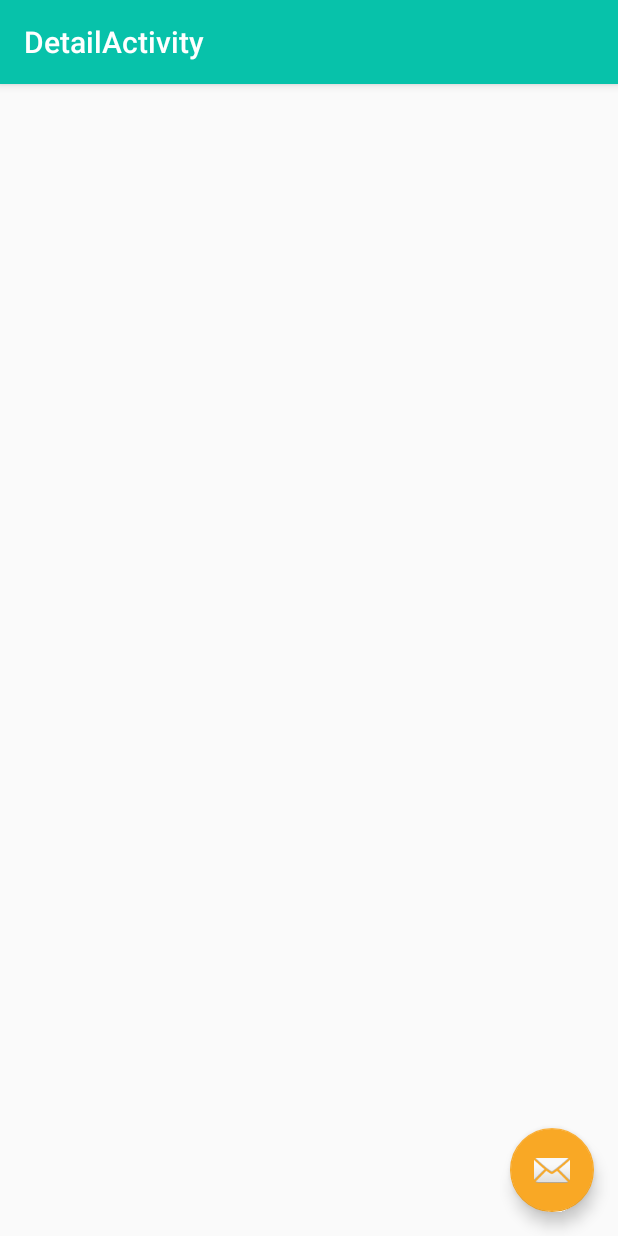
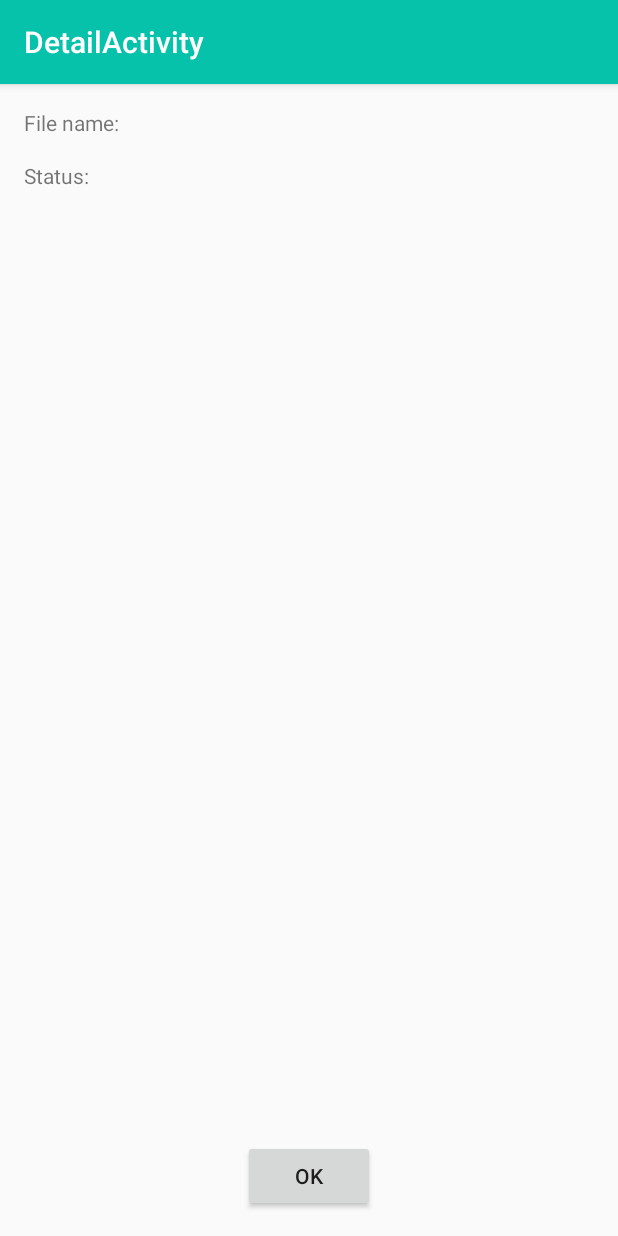
Before and after one commit to knutvalen/Load, an Android app: the DetailActivity screen opened directly, with no data from a screen before it, on a phone screen of 412 x 824 dp. Run offline under Robolectric (Android 15) with nearby library versions, the phone set to English and light mode, and no system bars; our stand-ins replace Timber.

Commit message:
Use MotionLayout in detail screen

```diff
--- a/app/src/main/java/com/udacity/DetailActivity.kt
+++ b/app/src/main/java/com/udacity/DetailActivity.kt
@@ -1,9 +1,11 @@
 package com.udacity
 
 import android.app.NotificationManager
+import android.graphics.Color
 import android.os.Bundle
 import androidx.appcompat.app.AppCompatActivity
 import kotlinx.android.synthetic.main.activity_detail.*
+import kotlinx.android.synthetic.main.content_detail.*
 import timber.log.Timber
 
 class DetailActivity : AppCompatActivity() {
@@ -17,9 +19,23 @@ class DetailActivity : AppCompatActivity() {
         notificationManager.cancelAll()
 
         val status = intent.getStringExtra("status")
+        Timber.i("status: $status")
         val repository = intent.getStringExtra("repository")
+        Timber.i("repository: $repository")
 
+        textView2.text = repository
 
+        val color = when (status) {
+            getString(R.string.success) -> getColor(R.color.colorPrimaryDark)
+            else -> Color.RED
+        }
+
+        textView4.setTextColor(color)
+        textView4.text = status
+
+        button.setOnClickListener {
+            finish()
+        }
     }
 
 }
--- a/app/src/main/java/com/udacity/LoadingButton.kt
+++ b/app/src/main/java/com/udacity/LoadingButton.kt
@@ -20,7 +20,6 @@ class LoadingButton @JvmOverloads constructor(
     private var heightSize = 0
     private val primaryColor = ContextCompat.getColorStateList(context, R.color.colorPrimary)?.defaultColor
     private val primaryDarkColor = ContextCompat.getColorStateList(context, R.color.colorPrimaryDark)?.defaultColor
-//    private val secondaryColor = ContextCompat.getColorStateList(context, R.color.colorAccent)?.defaultColor
     private val colorOnPrimary = ContextCompat.getColorStateList(context, R.color.white)?.defaultColor
     private lateinit var textFrame: Rect
     private var text = resources.getString(R.string.button_name)
@@ -102,6 +101,8 @@ class LoadingButton @JvmOverloads constructor(
         val textYPosition = heightSize / 2 + textFrame.height() / 2
 
         canvas?.drawText(text, textXPosition.toFloat(), textYPosition.toFloat(), paint)
+
+        //TODO: use drawArc() to draw circle
     }
 
     override fun onMeasure(widthMeasureSpec: Int, heightMeasureSpec: Int) {
--- a/app/src/main/java/com/udacity/MainActivity.kt
+++ b/app/src/main/java/com/udacity/MainActivity.kt
@@ -96,15 +96,15 @@ class MainActivity : AppCompatActivity() {
                     Timber.i("onReceive status: $status")
                     detailIntent.putExtra("status", status)
 
-                    val uri = when (cursor.getString(cursor.getColumnIndex(DownloadManager.COLUMN_URI))) {
-                        glideURL -> "Glide"
-                        loadURL -> "Load app"
-                        retrofitURL -> "Retrofit"
+                    val repository = when (cursor.getString(cursor.getColumnIndex(DownloadManager.COLUMN_URI))) {
+                        glideURL -> getString(R.string.glide)
+                        loadURL -> getString(R.string.app_name)
+                        retrofitURL -> getString(R.string.retrofit)
                         else -> null
                     }
 
-                    Timber.i("onReceive repository: $uri")
-                    detailIntent.putExtra("repository", uri)
+                    Timber.i("onReceive repository: $repository")
+                    detailIntent.putExtra("repository", repository)
                 }
             }
 
--- a/app/src/main/res/layout/activity_detail.xml
+++ b/app/src/main/res/layout/activity_detail.xml
@@ -22,12 +22,4 @@
 
     <include layout="@layout/content_detail" />
 
-    <com.google.android.material.floatingactionbutton.FloatingActionButton
-        android:id="@+id/fab"
-        android:layout_width="wrap_content"
-        android:layout_height="wrap_content"
-        android:layout_gravity="bottom|end"
-        android:layout_margin="@dimen/fab_margin"
-        app:srcCompat="@android:drawable/ic_dialog_email" />
-
 </androidx.coordinatorlayout.widget.CoordinatorLayout>
--- a/app/src/main/res/layout/content_detail.xml
+++ b/app/src/main/res/layout/content_detail.xml
@@ -1,11 +1,68 @@
 <?xml version="1.0" encoding="utf-8"?>
-<androidx.constraintlayout.widget.ConstraintLayout xmlns:android="http://schemas.android.com/apk/res/android"
+<androidx.constraintlayout.motion.widget.MotionLayout xmlns:android="http://schemas.android.com/apk/res/android"
     xmlns:app="http://schemas.android.com/apk/res-auto"
     xmlns:tools="http://schemas.android.com/tools"
     android:layout_width="match_parent"
     android:layout_height="match_parent"
+    app:layoutDescription="@xml/detail_screen_motion"
     app:layout_behavior="@string/appbar_scrolling_view_behavior"
     tools:context=".DetailActivity"
     tools:showIn="@layout/activity_detail">
 
-</androidx.constraintlayout.widget.ConstraintLayout>
+    <TextView
+        android:id="@+id/textView"
+        android:layout_width="0dp"
+        android:layout_height="wrap_content"
+        android:layout_marginStart="16dp"
+        android:layout_marginTop="16dp"
+        android:layout_marginEnd="8dp"
+        android:text="@string/file_name"
+        app:layout_constraintEnd_toStartOf="@+id/textView2"
+        app:layout_constraintHorizontal_bias="0.5"
+        app:layout_constraintStart_toStartOf="parent"
+        app:layout_constraintTop_toTopOf="parent" />
+
+    <TextView
+        android:id="@+id/textView2"
+        android:layout_width="0dp"
+        android:layout_height="wrap_content"
+        android:layout_marginStart="8dp"
+        android:layout_marginTop="16dp"
+        android:layout_marginEnd="16dp"
+        android:textColor="@color/colorPrimaryDark"
+        app:layout_constraintEnd_toEndOf="parent"
+        app:layout_constraintHorizontal_bias="0.5"
+        app:layout_constraintStart_toEndOf="@+id/textView"
+        app:layout_constraintTop_toTopOf="parent"
+        tools:text="Retrofit" />
+
+    <TextView
+        android:id="@+id/textView3"
+        android:layout_width="0dp"
+        android:layout_height="wrap_content"
+        android:layout_marginStart="16dp"
+        android:layout_marginTop="16dp"
+        android:layout_marginEnd="8dp"
+        android:text="@string/status"
+        app:layout_constraintEnd_toStartOf="@+id/textView4"
+        app:layout_constraintHorizontal_bias="0.5"
+        app:layout_constraintStart_toStartOf="parent"
+        app:layout_constraintTop_toBottomOf="@+id/textView" />
+
+    <TextView
+        android:id="@+id/textView4"
+        android:layout_width="0dp"
+        android:layout_height="wrap_content"
+        tools:text="Success" />
+
+    <Button
+        android:id="@+id/button"
+        android:layout_width="wrap_content"
+        android:layout_height="wrap_content"
+        android:layout_marginBottom="16dp"
+        android:text="@android:string/ok"
+        app:layout_constraintBottom_toBottomOf="parent"
+        app:layout_constraintEnd_toEndOf="parent"
+        app:layout_constraintStart_toStartOf="parent" />
+
+</androidx.constraintlayout.motion.widget.MotionLayout>
--- a/app/src/main/res/layout/content_main.xml
+++ b/app/src/main/res/layout/content_main.xml
@@ -27,19 +27,19 @@
             android:id="@+id/radioButton1"
             android:layout_width="match_parent"
             android:layout_height="wrap_content"
-            android:text="Glide" />
+            android:text="@string/glide" />
 
         <RadioButton
             android:id="@+id/radioButton2"
             android:layout_width="match_parent"
             android:layout_height="wrap_content"
-            android:text="Load app" />
+            android:text="@string/app_name" />
 
         <RadioButton
             android:id="@+id/radioButton3"
             android:layout_width="match_parent"
             android:layout_height="wrap_content"
-            android:text="Retrofit" />
+            android:text="@string/retrofit" />
     </RadioGroup>
 
     <com.udacity.LoadingButton
--- a/app/src/main/res/values/strings.xml
+++ b/app/src/main/res/values/strings.xml
@@ -12,4 +12,8 @@
     <string name="check_the_status">Check the status</string>
     <string name="success">Success</string>
     <string name="fail">Fail</string>
+    <string name="file_name">File name:</string>
+    <string name="status">Status:</string>
+    <string name="glide">Glide</string>
+    <string name="retrofit">Retrofit</string>
 </resources>
--- /dev/null
+++ b/app/src/main/res/xml/detail_screen_motion.xml
@@ -0,0 +1,59 @@
+<?xml version="1.0" encoding="utf-8"?>
+<MotionScene xmlns:android="http://schemas.android.com/apk/res/android"
+    xmlns:app="http://schemas.android.com/apk/res-auto">
+
+    <Transition
+        app:autoTransition="animateToEnd"
+        app:constraintSetEnd="@+id/end"
+        app:constraintSetStart="@+id/start"
+        app:duration="3000">
+
+        <KeyFrameSet>
+
+            <KeyAttribute
+                android:scaleX="2.0"
+                android:scaleY="2.0"
+                app:framePosition="50"
+                app:motionTarget="@id/textView4">
+
+            </KeyAttribute>
+
+        </KeyFrameSet>
+
+    </Transition>
+
+    <ConstraintSet android:id="@+id/start">
+
+        <Constraint
+            android:id="@id/textView4"
+            android:layout_width="0dp"
+            android:layout_height="wrap_content"
+            android:layout_marginStart="8dp"
+            android:layout_marginTop="16dp"
+            android:layout_marginEnd="16dp"
+            android:alpha="0.2"
+            app:layout_constraintEnd_toEndOf="parent"
+            app:layout_constraintHorizontal_bias="0.5"
+            app:layout_constraintStart_toEndOf="@+id/textView3"
+            app:layout_constraintTop_toBottomOf="@+id/textView2" />
+
+    </ConstraintSet>
+
+    <ConstraintSet android:id="@+id/end">
+
+        <Constraint
+            android:id="@id/textView4"
+            android:layout_width="0dp"
+            android:layout_height="wrap_content"
+            android:layout_marginStart="8dp"
+            android:layout_marginTop="16dp"
+            android:layout_marginEnd="16dp"
+            android:alpha="1.0"
+            app:layout_constraintEnd_toEndOf="parent"
+            app:layout_constraintHorizontal_bias="0.5"
+            app:layout_constraintStart_toEndOf="@+id/textView3"
+            app:layout_constraintTop_toBottomOf="@+id/textView2" />
+
+    </ConstraintSet>
+
+</MotionScene>
```
